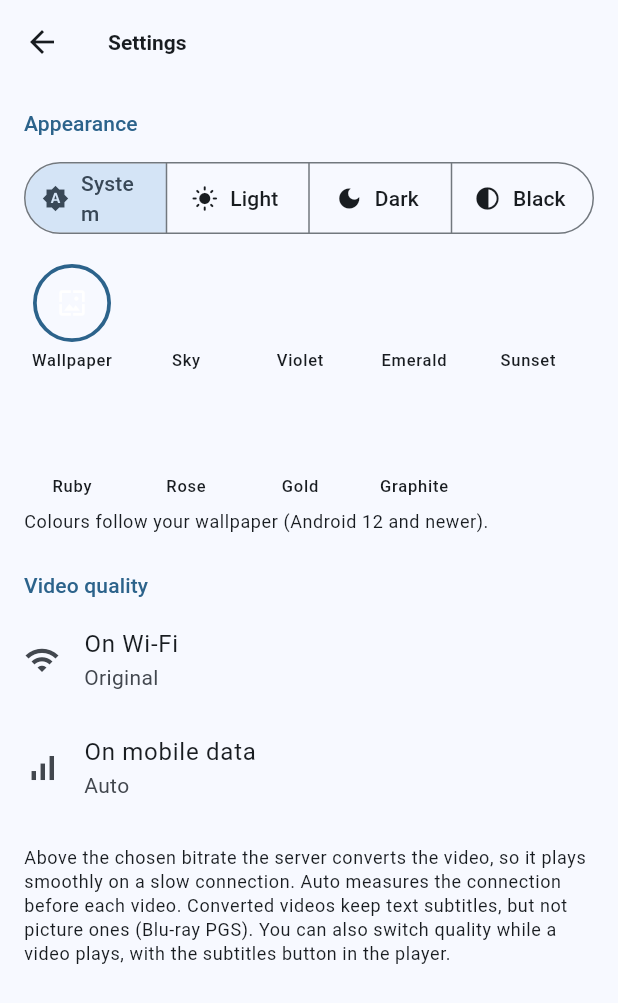
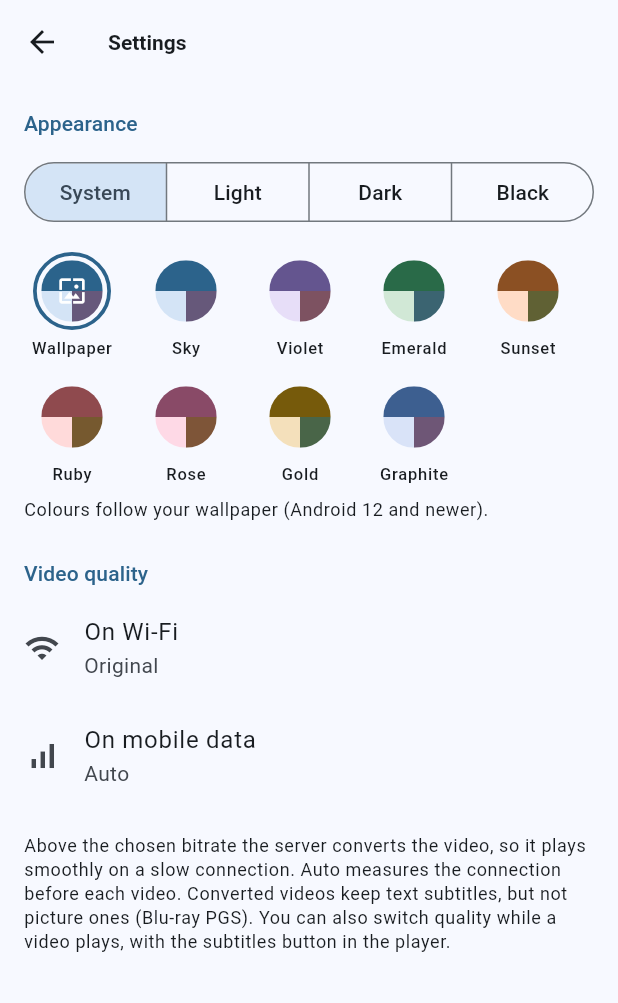
Before and after one commit to 3dengineering01-star/Homeplayer, a Flutter app: the SettingsScreen screen opened directly, on a phone screen of 412 x 824 dp. Shown: the top 1003 px of the screen. Run offline on Flutter 3.47's test engine with Material 3 defaults, Android fonts, the phone set to English and light mode, and no system bars; drawn by our look-alikes of dynamic_color; our stand-ins replace audio_service, connectivity_plus, device_info_plus, flutter_secure_storage, shared_preferences; missing offline and left inert: audio_session, background_downloader, media_kit, media_kit_video, photo_manager, screen_brightness and 2 more; accounts and stored records are empty; statements that could not run were skipped.

Commit message:
Оформление: образцы палитр, музыка без альбомов, видео под вырезом камеры
- Кружки палитр в настройках не рисовались: ColoredBox без ребёнка не
  имеет размера. Подпись «System» больше не переносится.
- Музыкальная библиотека без альбомов (треки без тега альбома) сразу
  показывает список треков вместо пустой сетки.
- Видео в альбомной ориентации на весь экран заходит под вырез камеры:
  раньше Android оставлял эту полосу чёрной, а картинку сдвигал.
- Серии короче минуты показывают длительность в секундах.

Co-Authored-By: Claude Opus 5.5 <noreply@anthropic.com>
Claude-Session: https://claude.ai/code/session_01BShorsEi6z16Eonafx9wvG

```diff
--- a/app/lib/api/jellyfin.dart
+++ b/app/lib/api/jellyfin.dart
@@ -725,8 +725,9 @@ String? posterTypes(String? collectionType) => switch (collectionType) {
       _ => null,
     };
 
-/// "2 h 15 min", "48 min".
+/// "2 h 15 min", "48 min", "20 s".
 String runTimeLabel(Duration d) {
+  if (d < const Duration(minutes: 1)) return '${d.inSeconds} s';
   final h = d.inHours, m = d.inMinutes.remainder(60);
   return h > 0 ? (m > 0 ? '$h h $m min' : '$h h') : '${d.inMinutes} min';
 }
--- a/app/lib/screens/library_screen.dart
+++ b/app/lib/screens/library_screen.dart
@@ -84,6 +84,10 @@ class _LibraryScreenState extends State<LibraryScreen> with JellyfinActions {
 
   @override
   Widget build(BuildContext context) {
+    // Music without album tags has no albums: the tracks lie in the library itself.
+    if (_square && _total == 0 && !_loading && _error == null) {
+      return JellyfinBrowser(client: client, title: widget.library.name, parentId: widget.library.id);
+    }
     return Scaffold(
       appBar: AppBar(
         title: Text(widget.library.name),
--- a/app/lib/widgets/appearance_picker.dart
+++ b/app/lib/widgets/appearance_picker.dart
@@ -20,7 +20,12 @@ class AppearancePicker extends StatelessWidget {
                   showSelectedIcon: false,
                   segments: [
                     for (final b in ThemeBrightness.values)
-                      ButtonSegment(value: b, label: Text(b.label), icon: Icon(_icon(b), size: 18)),
+                      // The icon goes with the label only where there is room: "System" wrapped.
+                      ButtonSegment(
+                        value: b,
+                        tooltip: b.label,
+                        label: Text(b.label, maxLines: 1, overflow: TextOverflow.fade, softWrap: false),
+                      ),
                   ],
                   selected: {look.brightness},
                   onSelectionChanged: (s) => AppearanceStore.set(look.copyWith(brightness: s.first)),
@@ -48,13 +53,6 @@ class AppearancePicker extends StatelessWidget {
           );
         },
       );
-
-  static IconData _icon(ThemeBrightness b) => switch (b) {
-        ThemeBrightness.system => Icons.brightness_auto,
-        ThemeBrightness.light => Icons.light_mode,
-        ThemeBrightness.dark => Icons.dark_mode,
-        ThemeBrightness.black => Icons.contrast,
-      };
 }
 
 class _Swatch extends StatelessWidget {
@@ -91,12 +89,13 @@ class _Swatch extends StatelessWidget {
               child: ClipOval(
                 child: Stack(fit: StackFit.expand, children: [
                   // Three tones of the palette, as a little preview.
-                  Column(children: [
-                    Expanded(child: ColoredBox(color: tones.primary)),
+                  // Containers, not bare ColoredBoxes: those have no size of their own here.
+                  Column(crossAxisAlignment: CrossAxisAlignment.stretch, children: [
+                    Expanded(child: Container(color: tones.primary)),
                     Expanded(
-                      child: Row(children: [
-                        Expanded(child: ColoredBox(color: tones.secondaryContainer)),
-                        Expanded(child: ColoredBox(color: tones.tertiary)),
+                      child: Row(crossAxisAlignment: CrossAxisAlignment.stretch, children: [
+                        Expanded(child: Container(color: tones.secondaryContainer)),
+                        Expanded(child: Container(color: tones.tertiary)),
                       ]),
                     ),
                   ]),
```
Also changed, not shown: 2 other files.
